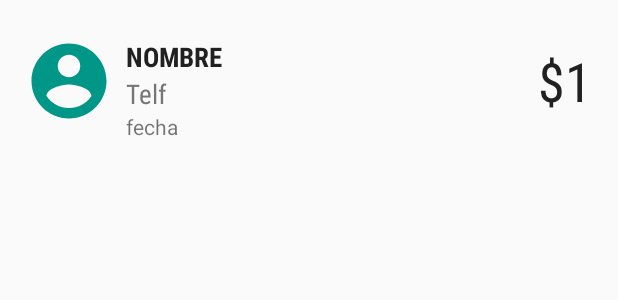
After one commit to baaslaawe/USSD4ETECSA, an Android app: the layout item_tranferencia.xml on its own in the app's theme, with its tools: preview values and no code run, on a phone screen of 412 x 824 dp. The commit adds this screen. Shown: the top 300 px of the screen. Run offline under Robolectric (Android 15) with nearby library versions, the phone set to English and light mode, and no system bars.

Commit message:
tranferencia lista terminada

```diff
--- /dev/null
+++ b/app/src/main/res/layout/item_tranferencia.xml
@@ -0,0 +1,75 @@
+<?xml version="1.0" encoding="utf-8"?>
+<RelativeLayout xmlns:android="http://schemas.android.com/apk/res/android"
+    xmlns:app="http://schemas.android.com/apk/res-auto"
+    android:layout_width="match_parent"
+    android:layout_height="wrap_content"
+    android:layout_marginTop="8dp">
+
+    <ImageView
+        android:id="@+id/iv_contact"
+        android:layout_width="60dp"
+        android:layout_height="60dp"
+        android:layout_alignParentLeft="true"
+        android:layout_alignParentStart="true"
+        android:layout_alignParentTop="true"
+        android:layout_marginBottom="16dp"
+        android:layout_marginLeft="16dp"
+        android:layout_marginTop="16dp"
+        android:scaleType="centerCrop"
+        app:srcCompat="@drawable/ic_account" />
+
+    <TextView
+        android:id="@+id/tv_nombre"
+        android:layout_width="wrap_content"
+        android:layout_height="wrap_content"
+        android:layout_alignTop="@+id/iv_contact"
+        android:layout_marginLeft="8dp"
+        android:layout_marginTop="1dp"
+        android:layout_toEndOf="@+id/iv_contact"
+        android:layout_toRightOf="@+id/iv_contact"
+        android:fontFamily="sans-serif-condensed"
+        android:text="Nombre"
+        android:textAllCaps="true"
+        android:textColor="@color/primary_text"
+        android:textSize="18sp"
+        android:textStyle="bold" />
+
+    <TextView
+        android:id="@+id/tv_numero"
+        android:layout_width="wrap_content"
+        android:layout_height="wrap_content"
+        android:layout_below="@+id/tv_nombre"
+        android:layout_marginLeft="8dp"
+        android:layout_toEndOf="@+id/iv_contact"
+        android:layout_toRightOf="@+id/iv_contact"
+        android:fontFamily="sans-serif-condensed"
+        android:text="Telf"
+        android:textColor="@color/secondary_text"
+        android:textSize="18sp" />
+
+    <TextView
+        android:id="@+id/tv_fecha"
+        android:layout_width="wrap_content"
+        android:layout_height="wrap_content"
+        android:layout_below="@+id/tv_numero"
+        android:layout_marginLeft="8dp"
+        android:layout_toEndOf="@+id/iv_contact"
+        android:layout_toRightOf="@+id/iv_contact"
+        android:paddingBottom="2dp"
+        android:text="fecha" />
+
+    <TextView
+        android:id="@+id/tv_money"
+        android:layout_width="wrap_content"
+        android:layout_height="wrap_content"
+        android:layout_marginEnd="17dp"
+        android:layout_marginRight="17dp"
+        android:fontFamily="sans-serif-condensed"
+        android:text="$1"
+        android:textColor="@color/primary_text"
+        android:textSize="36sp"
+        android:layout_centerVertical="true"
+        android:layout_alignParentRight="true"
+        android:layout_alignParentEnd="true" />
+
+</RelativeLayout>
```
Also changed, not shown: app/src/main/java/dev/mad/ussd4etecsa/Model/DatTransferenciaModel.java (+12 -8 lines), app/src/main/java/dev/mad/ussd4etecsa/Transferencia/AdapterTransferencia.java (added, +125 -0 lines), app/src/main/java/dev/mad/ussd4etecsa/Transferencia/TransferenciaFragment.java (+19 -2 lines).
